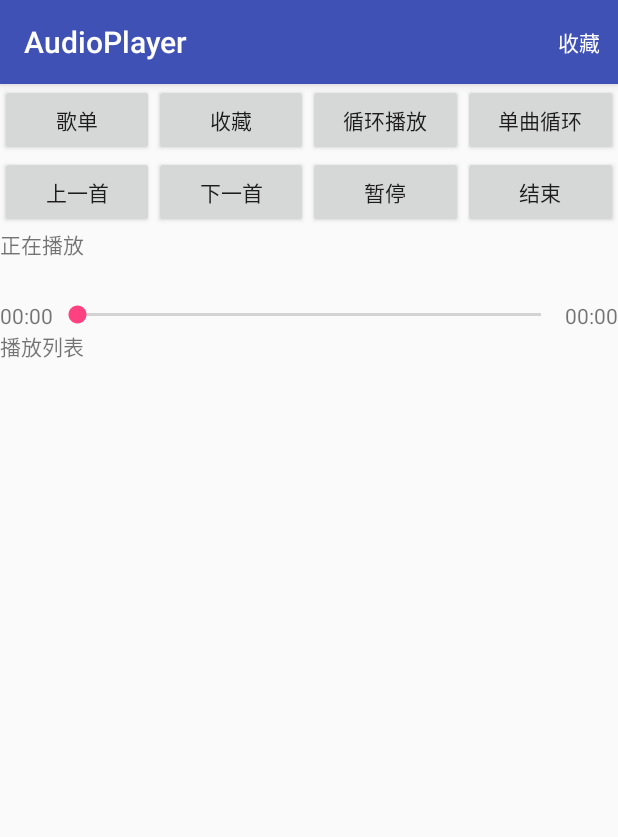
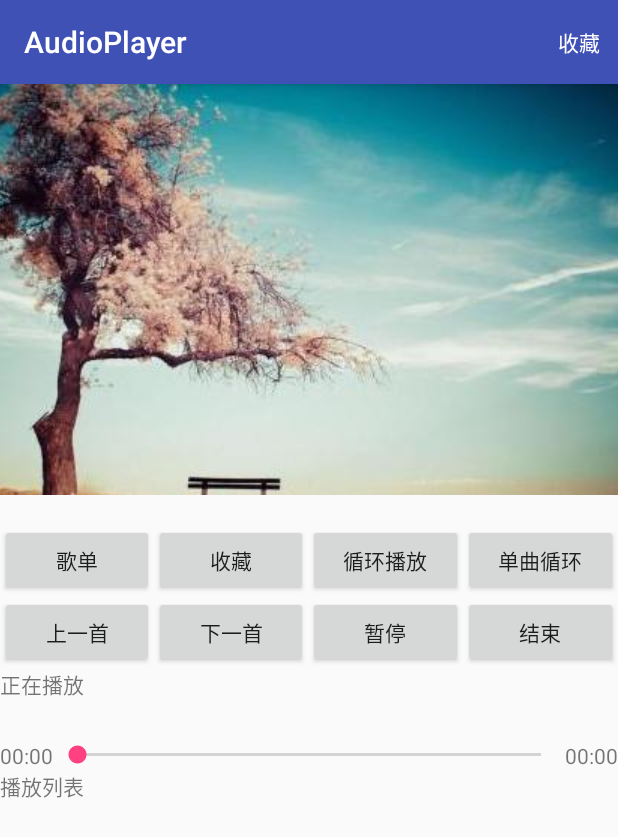
Before and after one commit to lzy921830797/AudioPlayer, an Android app: the screen it shows after launch (MainActivity), after a tap on "循环播放", on a phone screen of 412 x 824 dp. Shown: the top 837 px of the screen. Run offline under Robolectric (Android 15) with nearby library versions, the phone set to English and light mode, and no system bars.

```diff
--- a/app/src/main/java/com/example/apple/audioplayer/MainActivity.java
+++ b/app/src/main/java/com/example/apple/audioplayer/MainActivity.java
@@ -378,10 +378,12 @@ public class MainActivity extends AppCompatActivity{
                  if(isLooping) {
                      Toast.makeText(MainActivity.this,"结束循环播放",Toast.LENGTH_SHORT).show();
                      isLooping = false;
+                     mediaPlayer.setLooping(false);
                  }
                  else {
                      Toast.makeText(MainActivity.this,"开始循环播放",Toast.LENGTH_SHORT).show();
                      isLooping = true;
+                     mediaPlayer.setLooping(false);
                  }
             }
         });
--- a/app/src/main/java/com/example/apple/audioplayer/TotalMusicListActivity.java
+++ b/app/src/main/java/com/example/apple/audioplayer/TotalMusicListActivity.java
@@ -44,6 +44,7 @@ public class TotalMusicListActivity extends AppCompatActivity {
         listView.setOnItemClickListener(new AdapterView.OnItemClickListener() {
             @Override
             public void onItemClick(AdapterView<?> parent, View view, int position, long id) {
+                CollectActivity.mediaPlayer.stop();
                 MainActivity.collect_flag = 0;
                 MainActivity.isMain = 0;
                 musicPlaying = musicList.get(position);
--- a/app/src/main/res/layout/activity_main.xml
+++ b/app/src/main/res/layout/activity_main.xml
@@ -7,10 +7,10 @@
     android:layout_height="match_parent"
     tools:context=".MainActivity">
 
-    <!--<TextView-->
-        <!--android:layout_width="match_parent"-->
-        <!--android:layout_height="wrap_content"-->
-        <!--android:drawableTop="@drawable/img_main"/>-->
+    <TextView
+        android:layout_width="match_parent"
+        android:layout_height="wrap_content"
+        android:drawableTop="@drawable/img_main"/>
 
     <LinearLayout
         android:layout_width="match_parent"
```
Also changed, not shown: app/src/main/java/com/example/apple/audioplayer/CollectActivity.java (+70 -32 lines).
